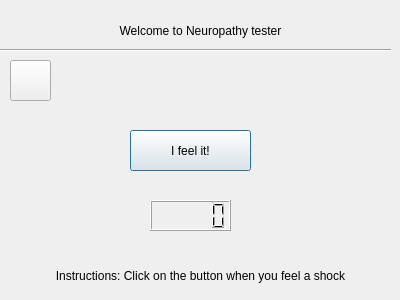
This is screens/main.ui in LC-GHub/tenz-capstone-project as Qt 5 draws it before an edit. The edited form follows.
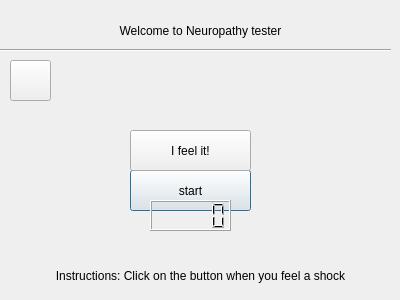
This is the edited form. Icons and pictures are not drawn.

What changed in the file:
```diff
--- a/screens/main.ui
+++ b/screens/main.ui
@@ -16,6 +16,19 @@
   <property name="autoFillBackground">
    <bool>true</bool>
   </property>
+    <widget class="QPushButton" name="start_btn">
+   <property name="geometry">
+    <rect>
+     <x>130</x>
+     <y>170</y>
+     <width>121</width>
+     <height>41</height>
+    </rect>
+   </property>
+   <property name="text">
+    <string>start</string>
+   </property>
+  </widget>
   <widget class="QPushButton" name="feel_it_btn">
    <property name="geometry">
     <rect>
```
